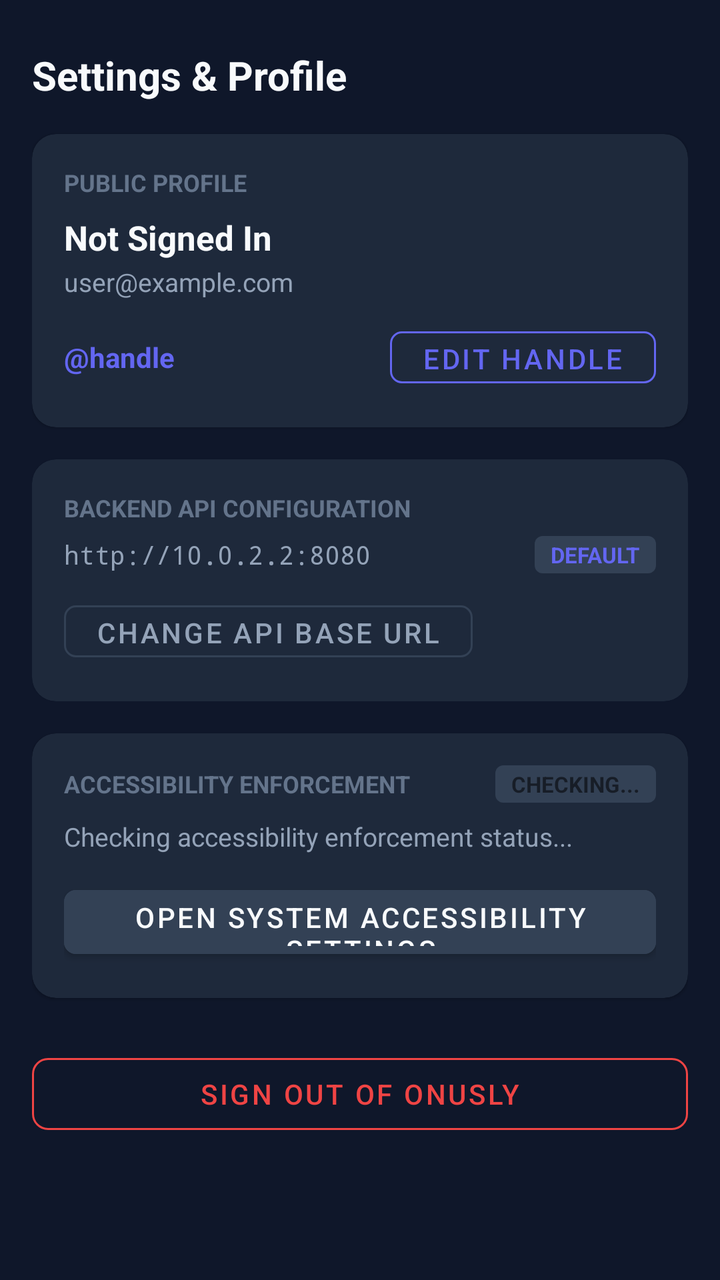
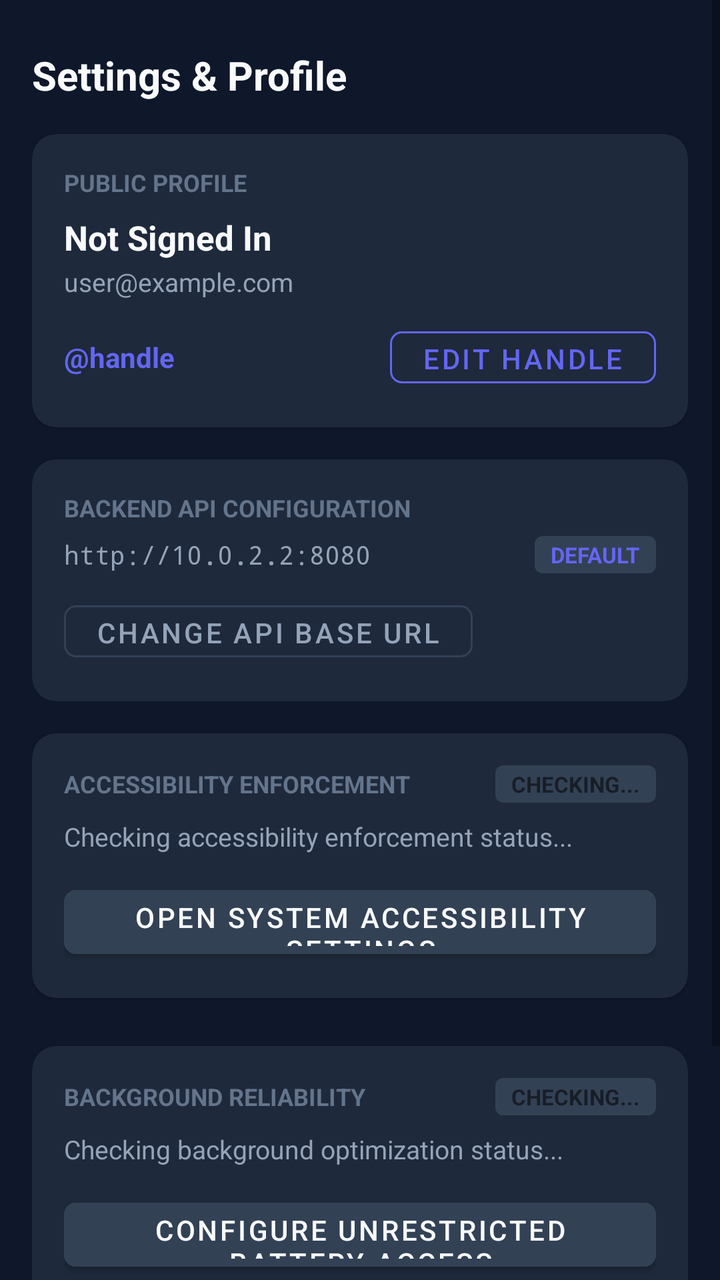

Before-and-after screenshots of an Android layout around one commit, followed by the original layout XML and the change that was made.
<!-- AndroidManifest.xml: application theme Theme.ONUSLY -->
<!-- res/layout/fragment_settings.xml -->
<?xml version="1.0" encoding="utf-8"?>
<ScrollView xmlns:android="http://schemas.android.com/apk/res/android"
    xmlns:app="http://schemas.android.com/apk/res-auto"
    android:layout_width="match_parent"
    android:layout_height="match_parent"
    android:background="@color/background"
    android:fillViewport="true">

    <LinearLayout
        android:layout_width="match_parent"
        android:layout_height="wrap_content"
        android:orientation="vertical"
        android:padding="16dp">

        <TextView
            android:layout_width="wrap_content"
            android:layout_height="wrap_content"
            android:paddingTop="8dp"
            android:paddingBottom="16dp"
            android:text="Settings &amp; Profile"
            android:textColor="@color/text_primary"
            android:textSize="20sp"
            android:textStyle="bold" />

        
        <com.google.android.material.card.MaterialCardView
            android:layout_width="match_parent"
            android:layout_height="wrap_content"
            android:layout_marginBottom="16dp"
            app:cardCornerRadius="12dp"
            app:cardBackgroundColor="@color/surface">

            <LinearLayout
                android:layout_width="match_parent"
                android:layout_height="wrap_content"
                android:orientation="vertical"
                android:padding="16dp">

                <TextView
                    android:layout_width="wrap_content"
                    android:layout_height="wrap_content"
                    android:text="PUBLIC PROFILE"
                    android:textColor="@color/text_muted"
                    android:textSize="12sp"
                    android:textStyle="bold" />

                <TextView
                    android:id="@+id/tvProfileName"
                    android:layout_width="wrap_content"
                    android:layout_height="wrap_content"
                    android:layout_marginTop="8dp"
                    android:textColor="@color/text_primary"
                    android:textSize="17sp"
                    android:textStyle="bold"
                    android:text="Not Signed In" />

                <TextView
                    android:id="@+id/tvProfileEmail"
                    android:layout_width="wrap_content"
                    android:layout_height="wrap_content"
                    android:layout_marginTop="2dp"
                    android:textColor="@color/text_secondary"
                    android:textSize="13sp"
                    android:text="user@example.com" />

                <LinearLayout
                    android:layout_width="match_parent"
                    android:layout_height="wrap_content"
                    android:orientation="horizontal"
                    android:gravity="center_vertical"
                    android:layout_marginTop="10dp">

                    <TextView
                        android:id="@+id/tvProfileHandle"
                        android:layout_width="0dp"
                        android:layout_height="wrap_content"
                        android:layout_weight="1"
                        android:textColor="@color/primary"
                        android:textSize="14sp"
                        android:textStyle="bold"
                        android:text="@handle" />

                    <com.google.android.material.button.MaterialButton
                        android:id="@+id/btnEditHandle"
                        style="@style/Widget.MaterialComponents.Button.OutlinedButton"
                        android:layout_width="wrap_content"
                        android:layout_height="38dp"
                        android:text="Edit Handle"
                        android:textColor="@color/primary"
                        app:strokeColor="@color/primary"
                        app:cornerRadius="6dp" />
                </LinearLayout>

            </LinearLayout>
        </com.google.android.material.card.MaterialCardView>

        
        <com.google.android.material.card.MaterialCardView
            android:layout_width="match_parent"
            android:layout_height="wrap_content"
            android:layout_marginBottom="16dp"
            app:cardCornerRadius="12dp"
            app:cardBackgroundColor="@color/surface">

            <LinearLayout
                android:layout_width="match_parent"
                android:layout_height="wrap_content"
                android:orientation="vertical"
                android:padding="16dp">

                <TextView
                    android:layout_width="wrap_content"
                    android:layout_height="wrap_content"
                    android:text="BACKEND API CONFIGURATION"
                    android:textColor="@color/text_muted"
                    android:textSize="12sp"
                    android:textStyle="bold" />

                <LinearLayout
                    android:layout_width="match_parent"
                    android:layout_height="wrap_content"
                    android:orientation="horizontal"
                    android:gravity="center_vertical"
                    android:layout_marginTop="6dp">

                    <TextView
                        android:id="@+id/tvBaseUrl"
                        android:layout_width="0dp"
                        android:layout_height="wrap_content"
                        android:layout_weight="1"
                        android:textColor="@color/text_secondary"
                        android:textSize="13sp"
                        android:fontFamily="monospace"
                        android:text="http://10.0.2.2:8080" />

                    <TextView
                        android:id="@+id/tvBaseUrlBadge"
                        android:layout_width="wrap_content"
                        android:layout_height="wrap_content"
                        android:paddingHorizontal="8dp"
                        android:paddingVertical="2dp"
                        android:background="@drawable/bg_badge"
                        android:textColor="@color/primary"
                        android:textSize="11sp"
                        android:textStyle="bold"
                        android:text="DEFAULT" />
                </LinearLayout>

                <com.google.android.material.button.MaterialButton
                    android:id="@+id/btnEditBaseUrl"
                    style="@style/Widget.MaterialComponents.Button.OutlinedButton"
                    android:layout_width="wrap_content"
                    android:layout_height="38dp"
                    android:layout_marginTop="10dp"
                    android:text="Change API Base URL"
                    android:textColor="@color/text_secondary"
                    app:strokeColor="@color/surface_card"
                    app:cornerRadius="6dp" />

            </LinearLayout>
        </com.google.android.material.card.MaterialCardView>

        
        <com.google.android.material.card.MaterialCardView
            android:id="@+id/cardSettingsAccessibility"
            android:layout_width="match_parent"
            android:layout_height="wrap_content"
            android:layout_marginBottom="24dp"
            app:cardCornerRadius="12dp"
            app:cardBackgroundColor="@color/surface">

            <LinearLayout
                android:layout_width="match_parent"
                android:layout_height="wrap_content"
                android:orientation="vertical"
                android:padding="16dp">

                <LinearLayout
                    android:layout_width="match_parent"
                    android:layout_height="wrap_content"
                    android:orientation="horizontal"
                    android:gravity="center_vertical">

                    <TextView
                        android:layout_width="0dp"
                        android:layout_height="wrap_content"
                        android:layout_weight="1"
                        android:text="ACCESSIBILITY ENFORCEMENT"
                        android:textColor="@color/text_muted"
                        android:textSize="12sp"
                        android:textStyle="bold" />

                    <TextView
                        android:id="@+id/tvAccessibilityStatus"
                        android:layout_width="wrap_content"
                        android:layout_height="wrap_content"
                        android:paddingHorizontal="8dp"
                        android:paddingVertical="2dp"
                        android:background="@drawable/bg_badge"
                        android:textSize="11sp"
                        android:textStyle="bold"
                        android:text="CHECKING..." />
                </LinearLayout>

                <TextView
                    android:id="@+id/tvAccessibilityDiagnostics"
                    android:layout_width="match_parent"
                    android:layout_height="wrap_content"
                    android:layout_marginTop="8dp"
                    android:textColor="@color/text_secondary"
                    android:textSize="13sp"
                    android:text="Checking accessibility enforcement status..." />

                <com.google.android.material.button.MaterialButton
                    android:id="@+id/btnSettingsAccessibility"
                    android:layout_width="match_parent"
                    android:layout_height="44dp"
                    android:layout_marginTop="12dp"
                    android:text="Open System Accessibility Settings"
                    android:textColor="@color/text_primary"
                    android:backgroundTint="@color/surface_card"
                    app:cornerRadius="6dp" />

            </LinearLayout>
        </com.google.android.material.card.MaterialCardView>

        
        <com.google.android.material.button.MaterialButton
            android:id="@+id/btnSettingsSignOut"
            style="@style/Widget.MaterialComponents.Button.OutlinedButton"
            android:layout_width="match_parent"
            android:layout_height="48dp"
            android:layout_marginBottom="40dp"
            android:text="Sign Out of ONUSLY"
            android:textColor="@color/error"
            app:strokeColor="@color/error"
            app:cornerRadius="8dp" />

    </LinearLayout>
</ScrollView>
<!-- resources referenced by this layout -->
<resources>
  <color name="background">#0F172A</color>
  <color name="error">#EF4444</color>
  <color name="primary">#6366F1</color>
  <color name="surface">#1E293B</color>
  <color name="surface_card">#334155</color>
  <color name="text_muted">#64748B</color>
  <color name="text_primary">#F8FAFC</color>
  <color name="text_secondary">#94A3B8</color>
  <!-- drawable bg_badge (drawable) -->
  <?xml version="1.0" encoding="utf-8"?>
  <shape xmlns:android="http://schemas.android.com/apk/res/android"
      android:shape="rectangle">
      <corners android:radius="4dp" />
      <solid android:color="@color/surface_card" />
  </shape>
  <style name="Theme.ONUSLY" parent="Theme.MaterialComponents.DayNight.NoActionBar">
          <item name="colorPrimary">@color/primary</item>
          <item name="colorPrimaryVariant">@color/primary_variant</item>
          <item name="colorSecondary">@color/secondary</item>
          <item name="android:statusBarColor">@color/background</item>
          <item name="android:windowBackground">@color/background</item>
      </style>
  <color name="primary_variant">#4F46E5</color>
  <color name="secondary">#10B981</color>
</resources>

<!-- the commit's change to res/layout/fragment_settings.xml (unified diff, before → after) -->
@@ -225,6 +225,70 @@
         </com.google.android.material.card.MaterialCardView>
 
         
+        <com.google.android.material.card.MaterialCardView
+            android:id="@+id/cardSettingsBattery"
+            android:layout_width="match_parent"
+            android:layout_height="wrap_content"
+            android:layout_marginBottom="24dp"
+            app:cardCornerRadius="12dp"
+            app:cardBackgroundColor="@color/surface">
+
+            <LinearLayout
+                android:layout_width="match_parent"
+                android:layout_height="wrap_content"
+                android:orientation="vertical"
+                android:padding="16dp">
+
+                <LinearLayout
+                    android:layout_width="match_parent"
+                    android:layout_height="wrap_content"
+                    android:orientation="horizontal"
+                    android:gravity="center_vertical">
+
+                    <TextView
+                        android:layout_width="0dp"
+                        android:layout_height="wrap_content"
+                        android:layout_weight="1"
+                        android:text="BACKGROUND RELIABILITY"
+                        android:textColor="@color/text_muted"
+                        android:textSize="12sp"
+                        android:textStyle="bold" />
+
+                    <TextView
+                        android:id="@+id/tvBatteryOptimizationStatus"
+                        android:layout_width="wrap_content"
+                        android:layout_height="wrap_content"
+                        android:paddingHorizontal="8dp"
+                        android:paddingVertical="2dp"
+                        android:background="@drawable/bg_badge"
+                        android:textSize="11sp"
+                        android:textStyle="bold"
+                        android:text="CHECKING..." />
+                </LinearLayout>
+
+                <TextView
+                    android:id="@+id/tvBatteryOptimizationDiagnostics"
+                    android:layout_width="match_parent"
+                    android:layout_height="wrap_content"
+                    android:layout_marginTop="8dp"
+                    android:textColor="@color/text_secondary"
+                    android:textSize="13sp"
+                    android:text="Checking background optimization status..." />
+
+                <com.google.android.material.button.MaterialButton
+                    android:id="@+id/btnBatteryOptimization"
+                    android:layout_width="match_parent"
+                    android:layout_height="44dp"
+                    android:layout_marginTop="12dp"
+                    android:text="Configure Unrestricted Battery Access"
+                    android:textColor="@color/text_primary"
+                    android:backgroundTint="@color/surface_card"
+                    app:cornerRadius="6dp" />
+
+            </LinearLayout>
+        </com.google.android.material.card.MaterialCardView>
+
+        
         <com.google.android.material.button.MaterialButton
             android:id="@+id/btnSettingsSignOut"
             style="@style/Widget.MaterialComponents.Button.OutlinedButton"
